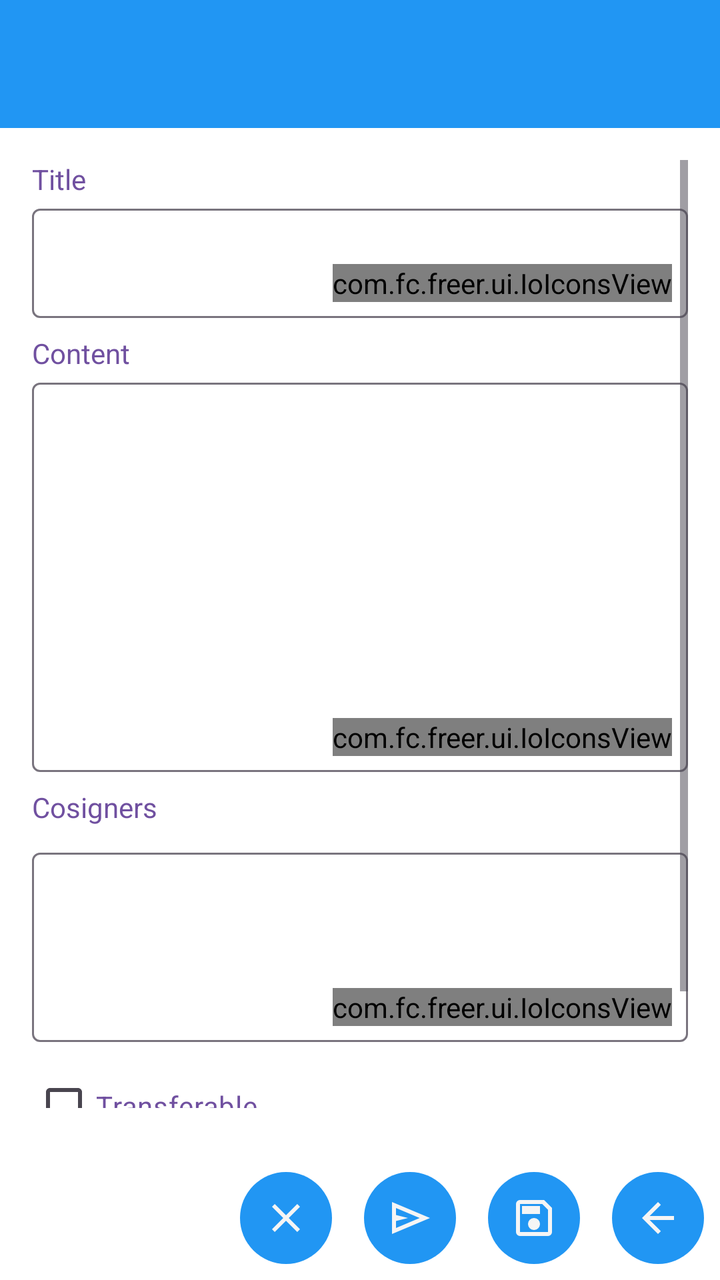
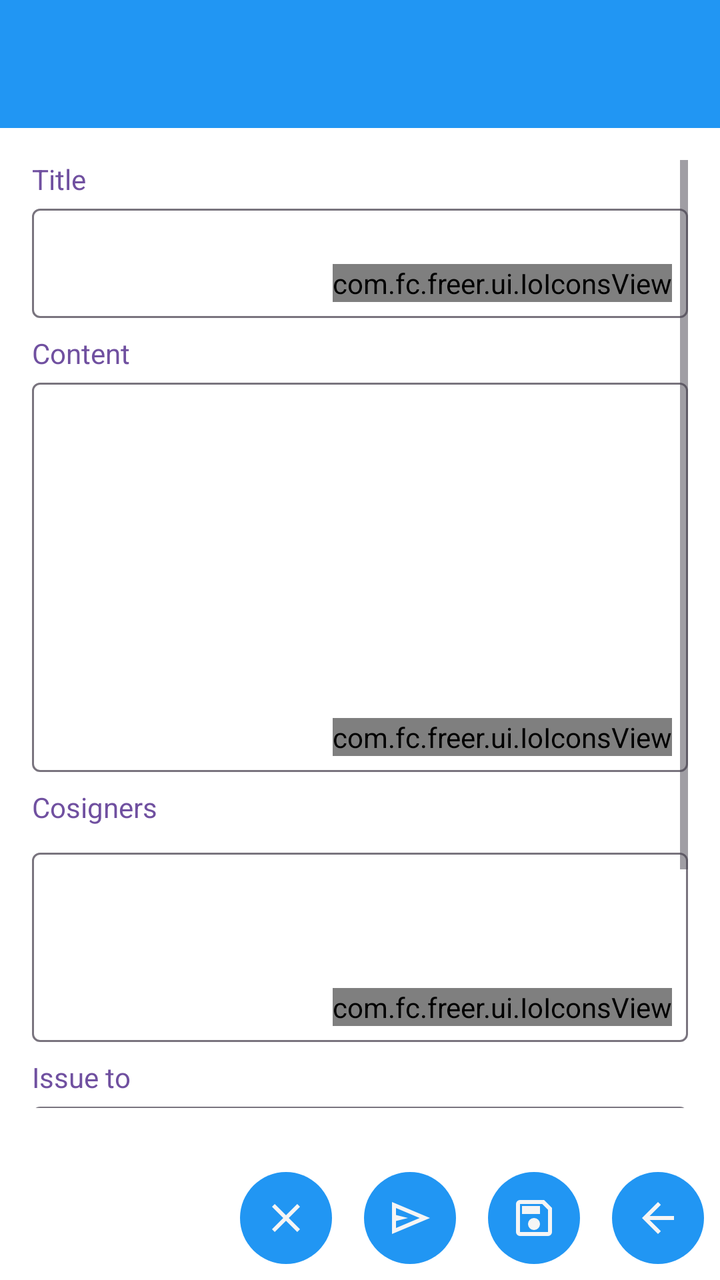

The first picture is an Android layout as it rendered before a commit; the second is the same layout after the commit. The layout source and the unified diff follow.
<!-- AndroidManifest.xml: application theme Theme.Freer -->
<!-- res/layout/activity_issue_proof.xml -->
<?xml version="1.0" encoding="utf-8"?>
<LinearLayout xmlns:android="http://schemas.android.com/apk/res/android"
    xmlns:app="http://schemas.android.com/apk/res-auto"
    android:layout_width="match_parent"
    android:layout_height="match_parent"
    android:orientation="vertical">

    
    <include layout="@layout/common_toolbar" />

    <ScrollView
        android:layout_width="match_parent"
        android:layout_height="0dp"
        android:layout_weight="1"
        android:padding="16dp">

        <LinearLayout
            android:layout_width="match_parent"
            android:layout_height="wrap_content"
            android:orientation="vertical">
            
            <TextView
                android:layout_width="match_parent"
                android:layout_height="wrap_content"
                android:text="@string/title"
                android:textColor="@color/field_name"/>


            <include
                android:id="@+id/titleView"
                layout="@layout/layout_text_input_with_scan"
                android:layout_width="match_parent"
                android:layout_height="60dp"
                android:layout_marginBottom="8dp" />

            
            <TextView
                android:layout_width="match_parent"
                android:layout_height="wrap_content"
                android:text="@string/content"
                android:textColor="@color/field_name"/>
            <include
                android:id="@+id/contentView"
                layout="@layout/layout_text_input_with_scan"
                android:layout_width="match_parent"
                android:layout_height="200dp"
                android:layout_marginBottom="8dp" />

            <TextView
                android:layout_width="match_parent"
                android:layout_height="wrap_content"
                android:text="@string/cosigners"
                android:textColor="@color/field_name"/>
            
            <LinearLayout
                android:id="@+id/cosignerCardContainer"
                android:layout_width="match_parent"
                android:layout_height="wrap_content"
                android:orientation="vertical"
                android:layout_marginBottom="8dp" />

            

            <include
                android:id="@+id/cosignersView"
                layout="@layout/layout_key_input_with_people_and_scan"
                android:layout_width="match_parent"
                android:layout_height="100dp"
                android:layout_marginBottom="8dp" />

            
            <LinearLayout
                android:id="@+id/optionsContainer"
                android:layout_width="match_parent"
                android:layout_height="wrap_content"
                android:orientation="vertical"
                android:layout_marginBottom="8dp">

                
                <CheckBox
                    android:id="@+id/transferableCheckBox"
                    android:layout_width="wrap_content"
                    android:layout_height="wrap_content"
                    android:text="@string/transferable"
                    android:textColor="@color/field_name"
                    android:layout_marginBottom="8dp" />

                
                <CheckBox
                    android:id="@+id/allSignsRequiredCheckBox"
                    android:layout_width="wrap_content"
                    android:layout_height="wrap_content"
                    android:text="@string/all_signs_required"
                    android:textColor="@color/field_name" />

            </LinearLayout>



        </LinearLayout>

    </ScrollView>
    
    <LinearLayout
        android:id="@+id/buttonContainer"
        android:layout_width="match_parent"
        android:layout_height="wrap_content"
        android:orientation="horizontal"
        android:layout_marginTop="8dp"
        android:gravity="end">

        <ImageButton
            android:id="@+id/clearButton"
            style="@style/ImageButtonStyle"
            android:src="@drawable/ic_clear"
            android:contentDescription="@string/clear" />

        <ImageButton
            android:id="@+id/carveButton"
            style="@style/ImageButtonStyle"
            android:src="@drawable/ic_send"
            android:contentDescription="@string/carve" />

        <ImageButton
            android:id="@+id/saveButton"
            style="@style/ImageButtonStyle"
            android:src="@drawable/ic_save"
            android:contentDescription="@string/save" />
        <ImageButton
            android:id="@+id/back_button"
            style="@style/ImageButtonStyle"
            android:src="@drawable/ic_back"
            android:contentDescription="@string/back" />
    </LinearLayout>

</LinearLayout>
<!-- res/layout/common_toolbar.xml (included above) -->
<?xml version="1.0" encoding="utf-8"?>
<androidx.appcompat.widget.Toolbar xmlns:android="http://schemas.android.com/apk/res/android"
    xmlns:app="http://schemas.android.com/apk/res-auto"
    android:id="@+id/toolbar"
    android:layout_width="match_parent"
    android:layout_height="?attr/actionBarSize"
    android:background="@color/accent"
    android:theme="@style/ThemeOverlay.Freer.Toolbar">

    <LinearLayout
        android:id="@+id/toolbar_fid_container"
        android:layout_width="wrap_content"
        android:layout_height="match_parent"
        android:layout_gravity="end"
        android:orientation="horizontal"
        android:gravity="end|center_vertical"
        android:visibility="gone"
        android:clickable="true"
        android:focusable="true"
        android:paddingStart="8dp"
        android:paddingEnd="16dp"
        android:background="?android:attr/selectableItemBackground">

        <TextView
            android:id="@+id/toolbar_fid_text"
            android:layout_width="130dp"
            android:layout_height="wrap_content"
            android:textColor="@color/main_background"
            android:paddingStart="8dp"
            android:paddingEnd="4dp"
            android:textSize="14sp"
            android:maxLines="1"
            android:gravity="end"
            android:ellipsize="middle" />

        <ImageView
            android:id="@+id/toolbar_avatar"
            android:layout_width="42dp"
            android:layout_height="42dp"
            android:background="@color/accent"
            android:scaleType="centerCrop"
            android:contentDescription="@string/avatar" />

    </LinearLayout>

</androidx.appcompat.widget.Toolbar>
<!-- res/layout/layout_text_input_with_scan.xml (included above) -->
<?xml version="1.0" encoding="utf-8"?>
<FrameLayout xmlns:android="http://schemas.android.com/apk/res/android"
    xmlns:app="http://schemas.android.com/apk/res-auto"
    android:layout_width="match_parent"
    android:layout_height="match_parent">

    <com.google.android.material.textfield.TextInputLayout
        android:id="@+id/textInputWithScanLayout"
        android:layout_width="match_parent"
        android:layout_height="match_parent"
        app:boxBackgroundColor="@color/input_field_background"
        style="@style/Widget.Material3.TextInputLayout.OutlinedBox">

        <com.google.android.material.textfield.TextInputEditText
            android:id="@+id/textInput"
            android:layout_width="match_parent"
            android:layout_height="match_parent"
            android:gravity="top"
            android:inputType="textMultiLine"
            android:minLines="3"
            android:paddingStart="8dp"
            android:paddingEnd="70dp"
            android:paddingBottom="8dp"
            />
    </com.google.android.material.textfield.TextInputLayout>

    <com.fc.freer.ui.IoIconsView
        android:id="@+id/scanIcon"
        android:layout_width="wrap_content"
        android:layout_height="wrap_content"
        android:layout_gravity="bottom|end"
        android:layout_margin="8dp" />
</FrameLayout>
<!-- res/layout/layout_key_input_with_people_and_scan.xml (included above) -->
<?xml version="1.0" encoding="utf-8"?>
<FrameLayout xmlns:android="http://schemas.android.com/apk/res/android"
    xmlns:app="http://schemas.android.com/apk/res-auto"
    android:layout_width="match_parent"
    android:layout_height="@dimen/two_line_height">

    <com.google.android.material.textfield.TextInputLayout
        android:id="@+id/keyInputWithPeopleAndScanLayout"
        android:layout_width="match_parent"
        android:layout_height="match_parent"
        app:boxBackgroundColor="@color/input_field_background"
        style="@style/Widget.Material3.TextInputLayout.OutlinedBox">

        <com.google.android.material.textfield.TextInputEditText
            android:id="@+id/keyInput"
            android:layout_width="match_parent"
            android:layout_height="match_parent"
            android:inputType="textMultiLine"
            android:paddingStart="8dp"
            android:paddingEnd="70dp"
            android:paddingTop="8dp"
            android:ellipsize="middle"
            android:paddingBottom="8dp" />
    </com.google.android.material.textfield.TextInputLayout>

    <com.fc.freer.ui.IoIconsView
        android:id="@+id/peopleAndScanIcons"
        android:layout_width="wrap_content"
        android:layout_height="wrap_content"
        android:layout_gravity="bottom|end"
        android:layout_margin="8dp" />
</FrameLayout>
<!-- resources referenced by this layout -->
<resources>
  <color name="accent">#2196F3</color>
  <color name="field_name">#7050A0</color>
  <color name="input_field_background">#FFFFFF</color>
  <color name="main_background">#F5F5F5</color>
  <dimen name="two_line_height">72dp</dimen>
  <!-- drawable ic_back (drawable) -->
  <vector xmlns:android="http://schemas.android.com/apk/res/android"
      android:width="24dp"
      android:height="24dp"
      android:viewportWidth="960"
      android:viewportHeight="960">
    <path
        android:pathData="m313,520 l224,224 -57,56 -320,-320 320,-320 57,56 -224,224h487v80L313,520Z"
        android:fillColor="@color/main_background"/>
  </vector>
  <!-- drawable ic_clear (drawable) -->
  <?xml version="1.0" encoding="utf-8"?>
  <vector xmlns:android="http://schemas.android.com/apk/res/android"
      android:width="24dp"
      android:height="24dp"
      android:viewportWidth="24"
      android:viewportHeight="24"
      android:tint="@color/accent">
      <path
          android:fillColor="@color/text"
          android:pathData="M19,6.41L17.59,5 12,10.59 6.41,5 5,6.41 10.59,12 5,17.59 6.41,19 12,13.41 17.59,19 19,17.59 13.41,12z"/>
  </vector>
  <!-- drawable ic_save (drawable) -->
  <vector xmlns:android="http://schemas.android.com/apk/res/android"
      android:width="24dp"
      android:height="24dp"
      android:viewportWidth="960"
      android:viewportHeight="960">
    <path
        android:pathData="M840,280v480q0,33 -23.5,56.5T760,840L200,840q-33,0 -56.5,-23.5T120,760v-560q0,-33 23.5,-56.5T200,120h480l160,160ZM760,314L646,200L200,200v560h560v-446ZM480,720q50,0 85,-35t35,-85q0,-50 -35,-85t-85,-35q-50,0 -85,35t-35,85q0,50 35,85t85,35ZM240,400h360v-160L240,240v160ZM200,314v446,-560 114Z"
        android:fillColor="#030626"/>
  </vector>
  <!-- drawable ic_send (drawable) -->
  <vector xmlns:android="http://schemas.android.com/apk/res/android"
      android:width="24dp"
      android:height="24dp"
      android:viewportWidth="960"
      android:viewportHeight="960">
    <path
        android:pathData="M120,800v-640l760,320 -760,320ZM200,680 L674,480 200,280v140l240,60 -240,60v140ZM200,680v-400,400Z"
        android:fillColor="@color/warning"/>
  </vector>
  <string name="all_signs_required">All signs required</string>
  <string name="avatar">Avatar</string>
  <string name="back">Back</string>
  <string name="carve">Carve</string>
  <string name="clear">Clear</string>
  <string name="content">Content</string>
  <string name="cosigners">Cosigners</string>
  <string name="save">Save</string>
  <string name="title">Title</string>
  <string name="transferable">Transferable</string>
  <style name="ImageButtonStyle">
          <item name="android:layout_width">46dp</item>
          <item name="android:layout_height">46dp</item>
          <item name="android:layout_margin">8dp</item>
          <item name="android:background">@drawable/bg_round_accent</item>
          <item name="android:tint">@color/main_background</item>
          <item name="android:scaleType">centerInside</item>
          <item name="android:padding">8dp</item>
      </style>
  <style name="ThemeOverlay.Freer.Toolbar" parent="ThemeOverlay.AppCompat.ActionBar">
          <item name="android:textColorPrimary">@color/main_background</item>
          <item name="android:textColorSecondary">@color/main_background</item>
      </style>
  <style name="Theme.Freer" parent="Base.Theme.Freer" />
  <color name="text">#000000</color>
  <color name="warning">#FF9800</color>
  <!-- drawable bg_round_accent (drawable) -->
  <?xml version="1.0" encoding="utf-8"?>
  <shape xmlns:android="http://schemas.android.com/apk/res/android"
      android:shape="oval">
      <solid android:color="@color/accent" />
  </shape>
  <!-- unchanged entries left out for length: 1 -->
</resources>

<!-- the commit's change to res/layout/activity_issue_proof.xml (unified diff, before → after) -->
@@ -66,6 +66,20 @@
                 layout="@layout/layout_key_input_with_people_and_scan"
                 android:layout_width="match_parent"
                 android:layout_height="100dp"
+                android:layout_marginBottom="8dp" />
+
+            
+            <TextView
+                android:layout_width="match_parent"
+                android:layout_height="wrap_content"
+                android:text="@string/proof_issue_to"
+                android:textColor="@color/field_name"/>
+
+            <include
+                android:id="@+id/issueToView"
+                layout="@layout/layout_key_input_with_people_and_scan"
+                android:layout_width="match_parent"
+                android:layout_height="@dimen/two_line_height"
                 android:layout_marginBottom="8dp" />
 
             
<!-- resource entries referenced after the edit -->
@@ -54,6 +54,7 @@
   <string name="clear">Clear</string>
   <string name="content">Content</string>
   <string name="cosigners">Cosigners</string>
+  <string name="proof_issue_to">Issue to</string>
   <string name="save">Save</string>
   <string name="title">Title</string>
   <string name="transferable">Transferable</string>
